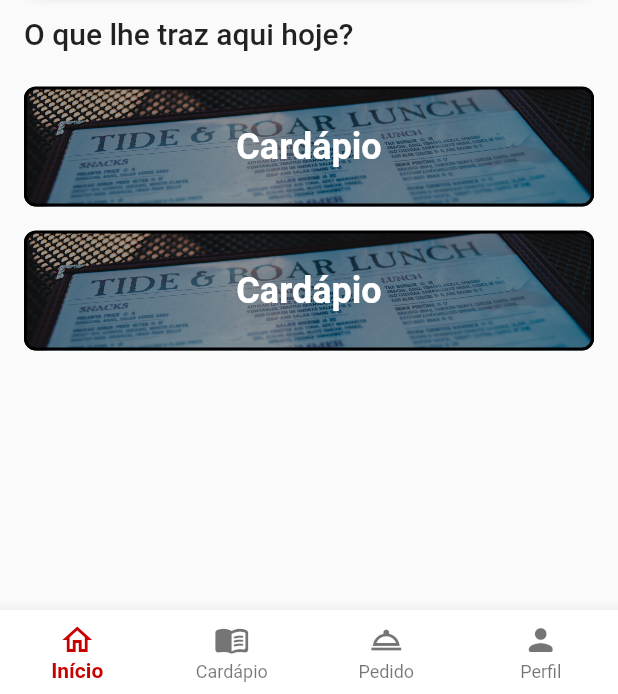
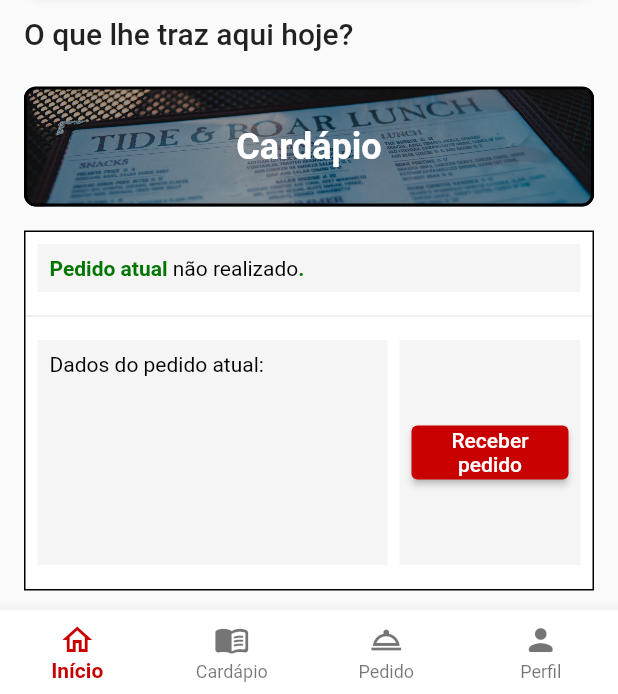
Before and after one commit to guilhermefmmachado/cantina_jit, a Flutter app: the screen it shows after launch, on a phone screen of 412 x 824 dp, the part 542-1236 px from its top. Run offline on Flutter 3.47's test engine with Material 2 defaults, Android fonts, the phone set to English and light mode, and no system bars.

Commit message:
Resumo do pedido na home.

```diff
--- a/lib/auxiliar-classes/app_color_palette.dart
+++ b/lib/auxiliar-classes/app_color_palette.dart
@@ -5,7 +5,7 @@
   static const Color redSec = Color(0xffAB6F6D);
   static const Color greenMain = Color(0xff007500);
   static const Color greenSec = Color(0xff40AB00);
-  static const Color whiteAux = Color(0xffFFF4EE);
+  static const Color whiteAux = Color(0xffF5F5F5);
   static const Color blackAux = Colors.black54;
   static const Color white = Colors.white;
   static const Color black = Colors.black;
--- a/lib/views/home.dart
+++ b/lib/views/home.dart
@@ -11,6 +11,8 @@
 }
 
 class _HomeViewState extends State<HomeView> {
+  String estadoPedido = "não realizado";
+
   @override
   Widget build(BuildContext context) {
     return Scaffold(
@@ -29,7 +31,98 @@
                 ),
               ],
             ),
-
+            HomeNavButton(),
+            Container(
+              width: MediaQuery.of(context).size.width - 32,
+              height: 240,
+              margin: EdgeInsets.symmetric(horizontal: 16, vertical: 8),
+              decoration: BoxDecoration(
+                  color: AppColorPalette.white,
+                  border: Border.all(color: AppColorPalette.black)),
+              child: Column(
+                children: [
+                  Container(
+                    width: MediaQuery.of(context).size.width,
+                    height: 32,
+                    padding: EdgeInsets.symmetric(horizontal: 8),
+                    margin: EdgeInsets.all(8),
+                    decoration: BoxDecoration(
+                      color: AppColorPalette.whiteAux,
+                    ),
+                    child: Row(
+                      crossAxisAlignment: CrossAxisAlignment.center,
+                      children: [
+                        RichText(
+                          text: TextSpan(
+                            text: "Pedido atual ",
+                            style: TextStyle(
+                              color: AppColorPalette.greenMain,
+                              fontWeight: FontWeight.bold,
+                            ),
+                            children: [
+                              TextSpan(
+                                text: "${estadoPedido}",
+                                style: TextStyle(
+                                  color: AppColorPalette.black,
+                                  fontWeight: FontWeight.normal,
+                                ),
+                              ),
+                              TextSpan(text: "."),
+                            ],
+                          ),
+                        ),
+                      ],
+                    ),
+                  ),
+                  Divider(),
+                  Container(
+                    width: MediaQuery.of(context).size.width,
+                    height: 150,
+                    margin: EdgeInsets.all(8),
+                    child: Row(
+                      children: [
+                        Expanded(
+                          flex: 2,
+                          child: Container(
+                            height: 150,
+                            margin: EdgeInsets.fromLTRB(0, 0, 8, 0),
+                            padding: EdgeInsets.all(8),
+                            decoration: BoxDecoration(
+                              color: AppColorPalette.whiteAux,
+                            ),
+                            child: RichText(
+                              text: TextSpan(
+                                text: "Dados do pedido atual:\n",
+                                style: TextStyle(
+                                  color: AppColorPalette.black,
+                                ),
+                              ),
+                            ),
+                          ),
+                        ),
+                        Expanded(
+                          flex: 1,
+                          child: Container(
+                            height: 150,
+                            decoration: BoxDecoration(
+                              color: AppColorPalette.whiteAux,
+                            ),
+                            child: Center(
+                              child: Padding(
+                                padding: const EdgeInsets.all(8.0),
+                                child: BttnReceberPedido(
+                                  isEnabled: true,
+                                ),
+                              ),
+                            ),
+                          ),
+                        ),
+                      ],
+                    ),
+                  )
+                ],
+              ),
+            ),
             // NOVAS ROWS E GESTURE DETECTORS
             HomeNavButton(),
             HomeNavButton(),
@@ -39,3 +132,63 @@
     );
   }
 }
+
+class BttnReceberPedido extends StatefulWidget {
+  // Eu sei que esse botão tem um único objetivo, abrir a janela para receber pedido, só.
+  final bool isEnabled;
+
+  const BttnReceberPedido({
+    Key? key,
+    required this.isEnabled,
+  }) : super(key: key);
+
+  @override
+  State<BttnReceberPedido> createState() => _BttnReceberPedidoState();
+}
+
+class _BttnReceberPedidoState extends State<BttnReceberPedido> {
+  receberPedido() {
+    return print("Olá, Mundo");
+  }
+
+  @override
+  Widget build(BuildContext context) {
+    return ElevatedButton(
+      child: Text(
+        "Receber pedido",
+        textAlign: TextAlign.center,
+      ),
+      style: ElevatedButton.styleFrom(
+        primary: AppColorPalette.redMain,
+      ),
+      onPressed: widget.isEnabled ? (() => receberPedido()) : null,
+    );
+  }
+}
+
+/*
+  ElevatedButton(
+    onPressed: (() => print("Olá, Mundo!")),
+    child: Text(
+      "Receber pedido",
+      textAlign: TextAlign.center,
+    ),
+    style: ElevatedButton.styleFrom(
+      primary: AppColorPalette.redMain,
+    ),
+  ),
+
+  onPressed: (() => print("Olá, Mundo!")),
+*/
+
+/*
+  TODO: Estilizar melhor o HOMENAVBUTTON;
+  TODO: Iniciar design do cardápio;
+  TODO: Iniciar design da tela de pedido;
+  TODO: Iniciar design da tela de perfil;
+  TODO: Iniciar design das telas de histórico;
+  TODO: BACKEND
+  TODO: LOGIN E CADASTRO
+
+  ! TUDO AQUI TEM SUBTAREFA E O TEMPO É CURTO! SEJA SÁBIO!
+*/
```
